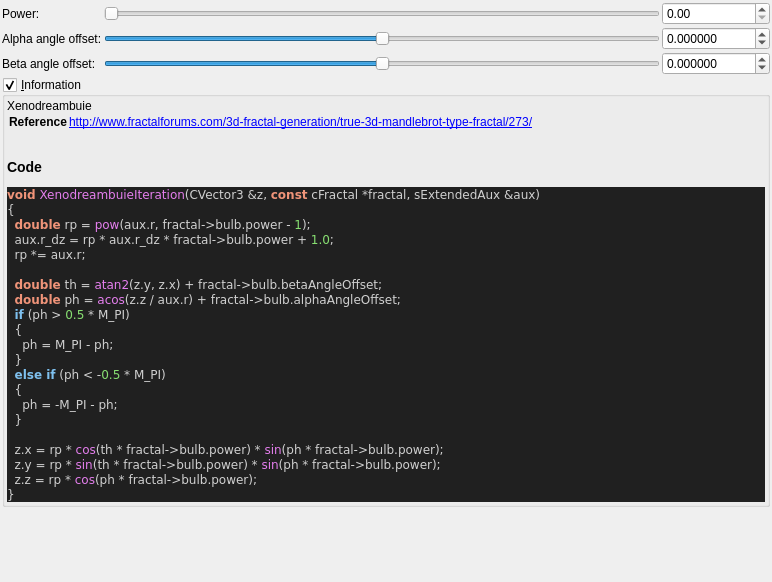
The window that mandelbulber2/qt_data/fractal_xenodreambuie.ui (buddhi1980/mandelbulber2) describes before a commit, drawn with Qt 5.
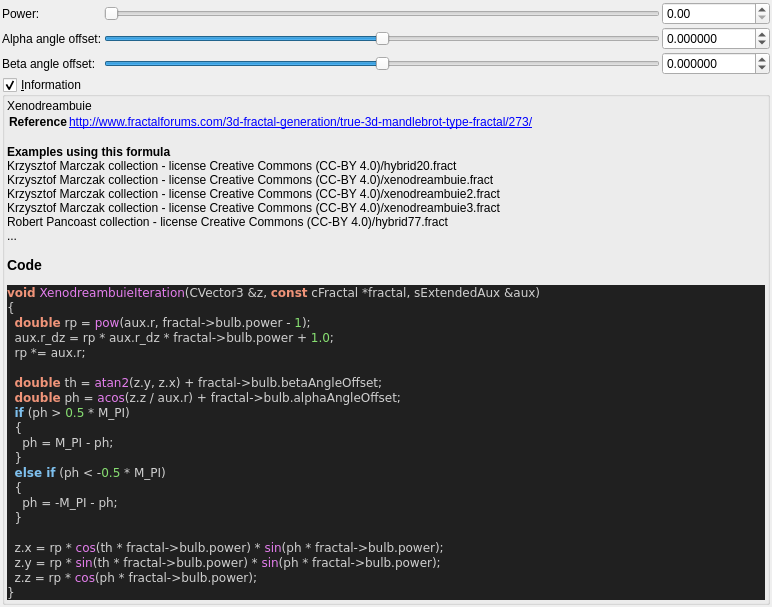
The same window after the commit. Custom widgets are drawn as their Qt base class.

Commit message:
ui information - added example occurrences
now every formula, which is used in an example file, will display a list
of the example files in the information box. A maximum of 5 occurences is
displayed.
The script also outputs, which formulas do not yet have any example
files.

```diff
--- a/mandelbulber2/qt_data/fractal_xenodreambuie.ui
+++ b/mandelbulber2/qt_data/fractal_xenodreambuie.ui
@@ -244,7 +244,7 @@
 &lt;tr&gt;&lt;th&gt;Reference&lt;/th&gt;&lt;td&gt;&lt;a href=&quot;http://www.fractalforums.com/3d-fractal-generation/true-3d-mandlebrot-type-fractal/273/&quot;&gt;http://www.fractalforums.com/3d-fractal-generation/true-3d-mandlebrot-type-fractal/273/&lt;br&gt;
 &lt;/td&gt;&lt;/tr&gt;
 &lt;/table&gt;
-&lt;h3&gt;Code&lt;/h3&gt;
+&lt;b&gt;Examples using this formula&lt;/b&gt;&lt;br&gt;Krzysztof Marczak collection - license Creative Commons (CC-BY 4.0)/hybrid20.fract&lt;br&gt;Krzysztof Marczak collection - license Creative Commons (CC-BY 4.0)/xenodreambuie.fract&lt;br&gt;Krzysztof Marczak collection - license Creative Commons (CC-BY 4.0)/xenodreambuie2.fract&lt;br&gt;Krzysztof Marczak collection - license Creative Commons (CC-BY 4.0)/xenodreambuie3.fract&lt;br&gt;Robert Pancoast collection - license Creative Commons (CC-BY 4.0)/hybrid77.fract&lt;br&gt;...&lt;h3&gt;Code&lt;/h3&gt;
 &lt;body style=&quot;background-color:#202020&quot;&gt;
 &lt;pre style=&quot;color:#d0d0d0; background-color:#202020;  font-family:'Courier New',monospace;&quot;&gt;&lt;span style=&quot;color:#f09479; font-weight:bold&quot;&gt;void&lt;/span&gt; &lt;span style=&quot;color:#e47eed&quot;&gt;XenodreambuieIteration&lt;/span&gt;&lt;span style=&quot;color:#d0d0d0&quot;&gt;(&lt;/span&gt;CVector3 &lt;span style=&quot;color:#d0d0d0&quot;&gt;&amp;amp;&lt;/span&gt;z&lt;span style=&quot;color:#d0d0d0&quot;&gt;,&lt;/span&gt; &lt;span style=&quot;color:#f09479; font-weight:bold&quot;&gt;const&lt;/span&gt; cFractal &lt;span style=&quot;color:#d0d0d0&quot;&gt;*&lt;/span&gt;fractal&lt;span style=&quot;color:#d0d0d0&quot;&gt;,&lt;/span&gt; sExtendedAux &lt;span style=&quot;color:#d0d0d0&quot;&gt;&amp;amp;&lt;/span&gt;aux&lt;span style=&quot;color:#d0d0d0&quot;&gt;)&lt;/span&gt;
 &lt;span style=&quot;color:#d0d0d0&quot;&gt;{&lt;/span&gt;
```
The commit also changes 59 other files.
